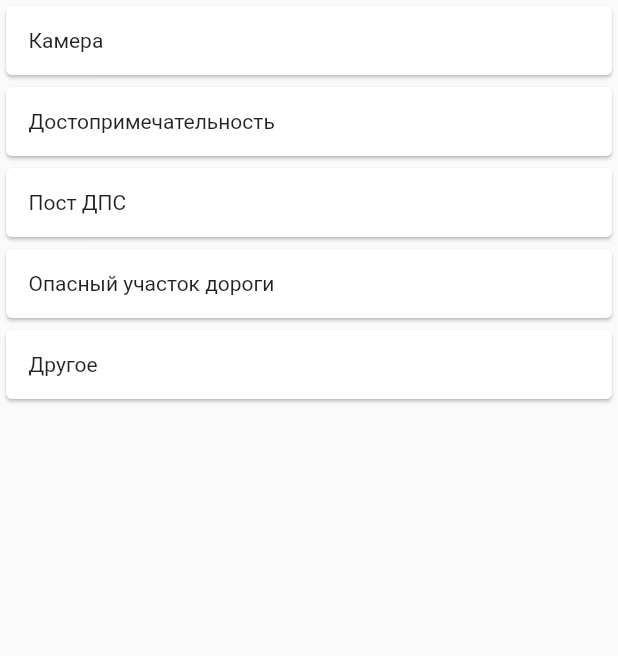
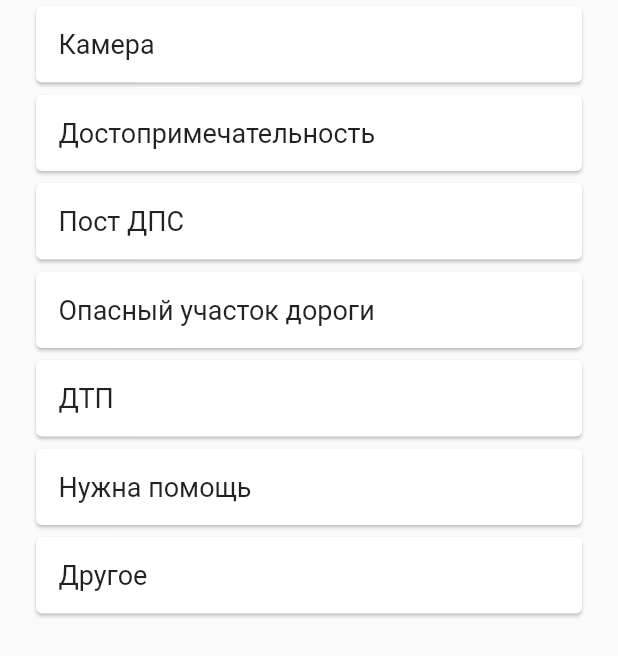
Before and after one commit to shifanyer/attention_map, a Flutter app: the SelectPointType widget shown alone on an empty page, opened directly, on a phone screen of 412 x 824 dp. Shown: the top 656 px of the screen. Run offline on Flutter 3.47's test engine with Material 2 defaults, Android fonts, the phone set to English and light mode, and no system bars; our stand-ins replace firebase_core, firebase_database, firebase_storage, google_maps_flutter, location; missing offline and left inert: firebase, geocoder; accounts and stored records are empty.

Commit message:
новые виды меток

```diff
--- a/lib/enums/marker_type.dart
+++ b/lib/enums/marker_type.dart
@@ -1 +1 @@
-enum MarkerType { camera, dps, monument, danger, other, noType}
+enum MarkerType {noType, camera, dps, monument, danger, other, dtp, help}
--- a/lib/map/bottom_choose_list.dart
+++ b/lib/map/bottom_choose_list.dart
@@ -1,16 +1,29 @@
+import 'package:attention_map/enums/marker_type.dart';
 import 'package:flutter/cupertino.dart';
 import 'package:flutter/material.dart';
 
 class SelectPointType extends StatelessWidget {
 
-  final ValueChanged<String> pointType;
+  final ValueChanged<MarkerType> pointType;
 
   static const typesList = [
     'Камера',
     'Достопримечательность',
     'Пост ДПС',
     'Опасный участок дороги',
+    'ДТП',
+    'Нужна помощь',
     'Другое'
+  ];
+
+  static List<MarkerType> markerTypesList = [
+    MarkerType.camera,
+    MarkerType.monument,
+    MarkerType.dps,
+    MarkerType.danger,
+    MarkerType.dtp,
+    MarkerType.help,
+    MarkerType.other
   ];
 
   const SelectPointType({Key key, @required this.pointType}) : super(key: key);
@@ -30,13 +43,16 @@ class SelectPointType extends StatelessWidget {
           itemBuilder: (BuildContext context, int index) {
             return GestureDetector(
               onTap: () {
-                pointType(typesList[index]);
+                pointType(markerTypesList[index]);
                 Navigator.pop(context);
               },
-              child: Card(
-                child: Padding(
-                  padding: const EdgeInsets.all(15.0),
-                  child: Text(typesList[index]),
+              child: Padding(
+                padding: const EdgeInsets.only(left: 20, right: 20),
+                child: Card(
+                  child: Padding(
+                    padding: const EdgeInsets.all(15.0),
+                    child: Text(typesList[index], style: TextStyle(fontSize: 18),),
+                  ),
                 ),
               ),
             );
--- a/pubspec.yaml
+++ b/pubspec.yaml
@@ -15,7 +15,7 @@ publish_to: 'none' # Remove this line if you wish to publish to pub.dev
 # In iOS, build-name is used as CFBundleShortVersionString while build-number used as CFBundleVersion.
 # Read more about iOS versioning at
 # https://developer.apple.com/library/archive/documentation/General/Reference/InfoPlistKeyReference/Articles/CoreFoundationKeys.html
-version: 1.0.0+1
+version: 1.0.0+2
 
 environment:
   sdk: ">=2.7.0 <3.0.0"
@@ -59,6 +59,9 @@ flutter:
     - assets/camera_marker.png
     - assets/DPS_marker.png
     - assets/monument_marker.png
+    - assets/dtp_marker.png
+    - assets/help_marker.png
+    - assets/danger_marker.png
 
   # An image asset can refer to one or more resolution-specific "variants", see
   # https://flutter.dev/assets-and-images/#resolution-aware.
```
Also changed, not shown: lib/enums/enumMethods.dart (+23 -1 lines), lib/map/main_map.dart (+15 -29 lines), assets/danger_marker.png (added), assets/dtp_marker.png (added), assets/help_marker.png (added).
